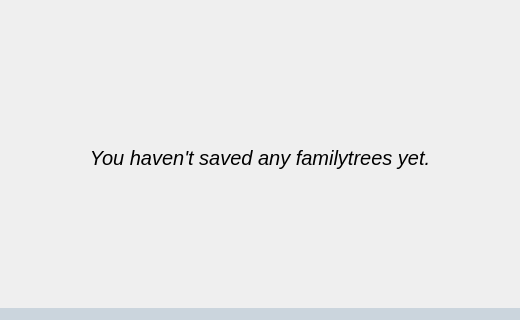
First picture: the form in FamilyTree/src/gui/homepage.ui, repository moumitahmad/Stammbaum, before the edit; both pictures show x 490 to 1010 and y 296 to 616 of the 1500 by 800 pixel window.
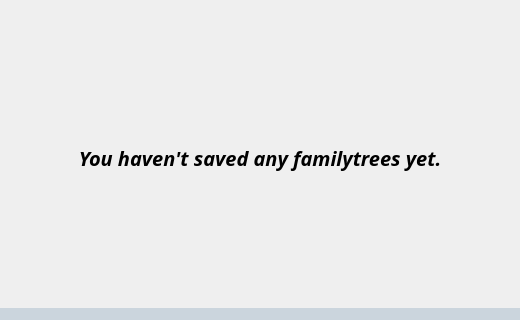
Second picture: the form after the edit.

The edit to the form file:
```diff
--- a/FamilyTree/src/gui/homepage.ui
+++ b/FamilyTree/src/gui/homepage.ui
@@ -94,8 +94,11 @@
       <widget class="QLabel" name="noFamiliesText">
        <property name="font">
         <font>
+         <family>Sawasdee</family>
          <pointsize>15</pointsize>
+         <weight>75</weight>
          <italic>true</italic>
+         <bold>true</bold>
         </font>
        </property>
        <property name="text">
```
Left out of the diff: 9 changed lines with no effect on the pictures.
